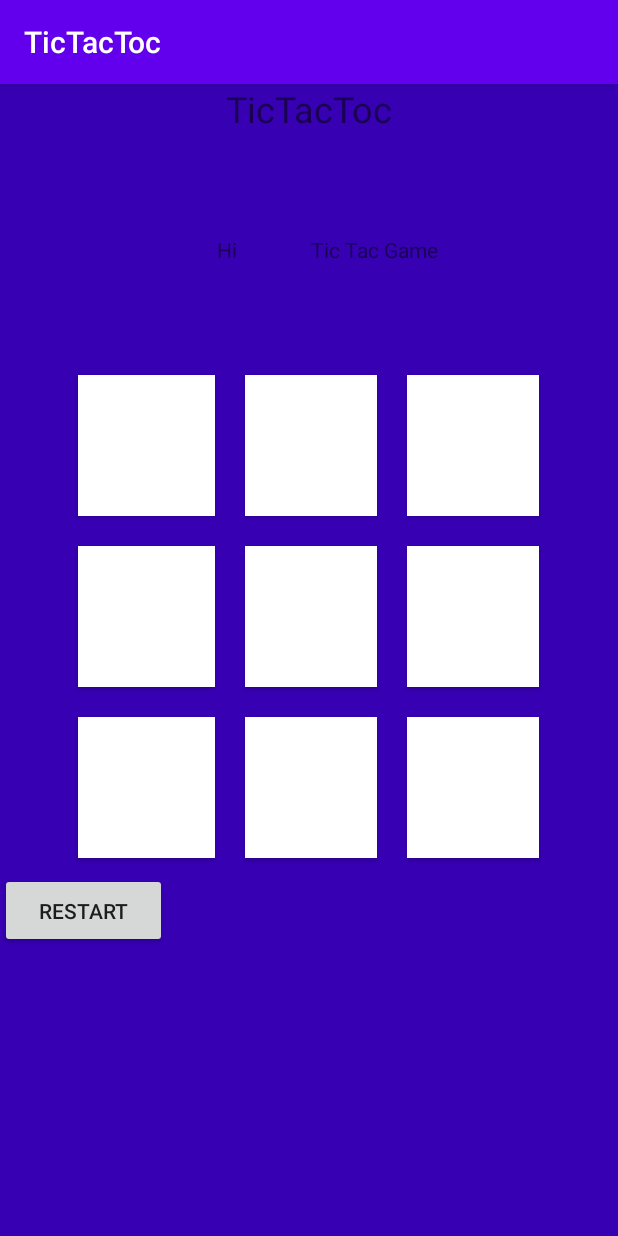
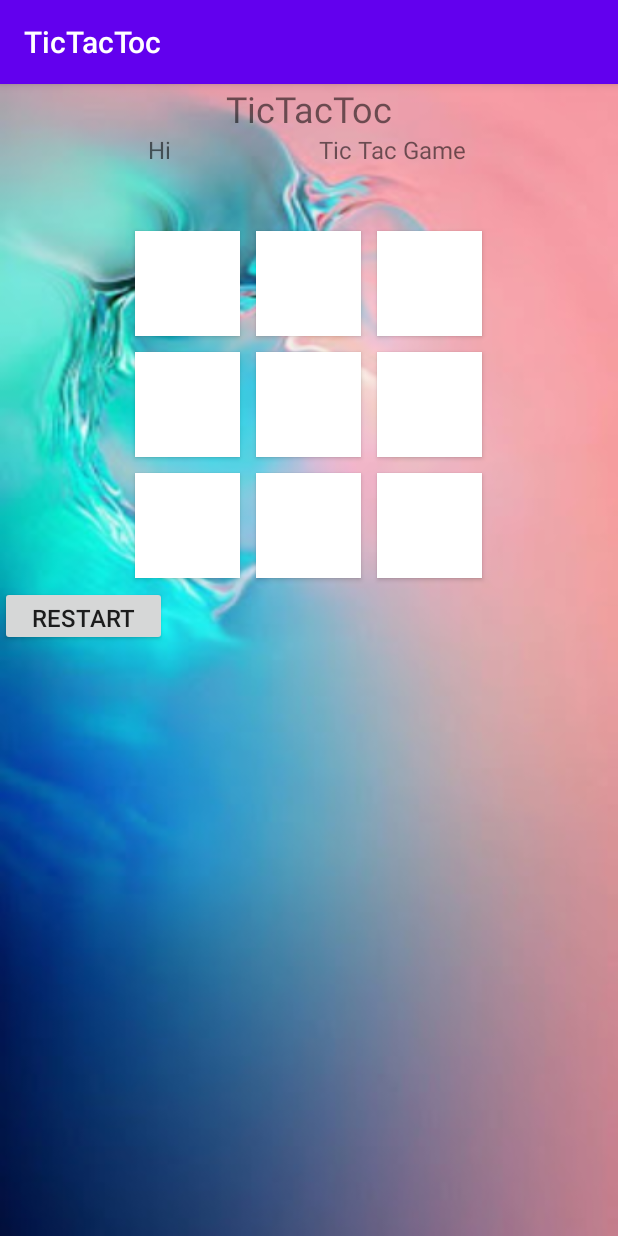
Before and after one commit to mrromuo/TicTacToc, an Android app: the screen it shows after launch (MainActivity), on a phone screen of 412 x 824 dp. Run offline under Robolectric (Android 15) with nearby library versions, the phone set to English and light mode, and no system bars.

Commit message:
landscape is added

```diff
--- /dev/null
+++ b/app/src/main/res/layout-land/activity_main.xml
@@ -0,0 +1,196 @@
+<?xml version="1.0" encoding="utf-8"?>
+<LinearLayout
+    xmlns:android="http://schemas.android.com/apk/res/android"
+    xmlns:tools="http://schemas.android.com/tools"
+    android:id="@+id/tableone"
+    android:layout_width="match_parent"
+    android:layout_height="match_parent"
+    android:background="@drawable/bk07"
+    android:hapticFeedbackEnabled="true"
+    tools:context=".MainActivity"
+    android:orientation="vertical">
+
+    <TableRow
+        android:id="@+id/tbrw0"
+        android:layout_width="match_parent"
+        android:layout_height="wrap_content">
+
+        <TextView
+            android:id="@+id/title1"
+            android:layout_width="match_parent"
+            android:layout_height="wrap_content"
+            android:layout_weight="1"
+            android:gravity="center"
+            android:text="@string/app_name"
+            android:textSize="@dimen/titel_text_size" />
+    </TableRow>
+
+    <LinearLayout
+        android:layout_width="match_parent"
+        android:layout_height="wrap_content"
+        android:gravity="center"
+        android:orientation="horizontal">
+
+        <LinearLayout
+            android:layout_width="match_parent"
+            android:layout_height="match_parent"
+            android:layout_weight="1"
+            android:orientation="vertical">
+
+            <TableRow
+                android:id="@+id/tbrw6"
+                android:layout_width="match_parent"
+                android:layout_height="wrap_content">
+
+                <Button
+                    android:id="@+id/reset"
+                    android:layout_width="wrap_content"
+                    android:layout_height="@dimen/Button_b_hight"
+                    android:textSize="@dimen/sub_text_size"
+                    android:text="@string/restartbutton" />
+
+
+            </TableRow>
+        </LinearLayout>
+
+        <TableLayout
+            android:layout_width="match_parent"
+            android:layout_height="match_parent"
+            android:layout_weight="1"
+            android:gravity="center">
+
+            <TableRow
+                android:id="@+id/tbr2"
+                android:layout_width="match_parent"
+                android:layout_height="match_parent"
+                android:layout_weight="1"
+                android:gravity="center">
+
+                <Button
+                    android:id="@+id/bu1"
+                    android:layout_width="@dimen/Buttom_a_wigth"
+                    android:layout_height="@dimen/Buttom_a_hight"
+                    android:layout_margin="@dimen/Button_a_m"
+                    android:background="#FFFFFF"
+                    android:textAlignment="center"
+                    android:textSize="24sp" />
+
+                <Button
+                    android:id="@+id/bu2"
+                    android:layout_width="@dimen/Buttom_a_wigth"
+                    android:layout_height="@dimen/Buttom_a_hight"
+                    android:layout_margin="@dimen/Button_a_m"
+                    android:background="#FFFFFF"
+                    android:textAlignment="center"
+                    android:textSize="24sp" />
+
+                <Button
+                    android:id="@+id/bu3"
+                    android:layout_width="@dimen/Buttom_a_wigth"
+                    android:layout_height="@dimen/Buttom_a_hight"
+                    android:layout_margin="@dimen/Button_a_m"
+                    android:background="#FFFFFF"
+                    android:textAlignment="center"
+                    android:textSize="24sp" />
+            </TableRow>
+
+            <TableRow
+                android:id="@+id/tbrw3"
+                android:layout_width="match_parent"
+                android:layout_height="match_parent"
+                android:layout_weight="1"
+                android:gravity="center">
+
+                <Button
+                    android:id="@+id/bu4"
+                    android:layout_width="@dimen/Buttom_a_wigth"
+                    android:layout_height="@dimen/Buttom_a_hight"
+                    android:layout_margin="@dimen/Button_a_m"
+                    android:background="#FFFFFF"
+                    android:textAlignment="center"
+                    android:textSize="24sp" />
+
+                <Button
+                    android:id="@+id/bu5"
+                    android:layout_width="@dimen/Buttom_a_wigth"
+                    android:layout_height="@dimen/Buttom_a_hight"
+                    android:layout_margin="@dimen/Button_a_m"
+                    android:background="#FFFFFF"
+                    android:textAlignment="center"
+                    android:textSize="24sp" />
+
+                <Button
+                    android:id="@+id/bu6"
+                    android:layout_width="@dimen/Buttom_a_wigth"
+                    android:layout_height="@dimen/Buttom_a_hight"
+                    android:layout_margin="@dimen/Button_a_m"
+                    android:background="#FFFFFF"
+                    android:textAlignment="center"
+                    android:textSize="24sp" />
+            </TableRow>
+
+            <TableRow
+                android:id="@+id/tbrw4"
+                android:layout_width="@dimen/Buttom_a_wigth"
+                android:layout_height="@dimen/Buttom_a_hight"
+                android:layout_margin="@dimen/Button_a_m"
+                android:gravity="center">
+
+                <Button
+                    android:id="@+id/bu7"
+                    android:layout_width="@dimen/Buttom_a_wigth"
+                    android:layout_height="@dimen/Buttom_a_hight"
+                    android:layout_margin="@dimen/Button_a_m"
+                    android:background="#FFFFFF"
+                    android:textAlignment="center"
+                    android:textSize="24sp" />
+
+                <Button
+                    android:id="@+id/bu8"
+                    android:layout_width="@dimen/Buttom_a_wigth"
+                    android:layout_height="@dimen/Buttom_a_hight"
+                    android:layout_margin="@dimen/Button_a_m"
+                    android:background="#FFFFFF"
+                    android:textAlignment="center"
+                    android:textSize="24sp" />
+
+                <Button
+                    android:id="@+id/bu9"
+                    android:layout_width="@dimen/Buttom_a_wigth"
+                    android:layout_height="@dimen/Buttom_a_hight"
+                    android:layout_margin="@dimen/Button_a_m"
+                    android:background="#FFFFFF"
+                    android:textAlignment="center"
+                    android:textSize="24sp" />
+            </TableRow>
+
+        </TableLayout>
+
+
+    </LinearLayout>
+
+    <TableRow
+        android:id="@+id/tbrw1"
+        android:layout_width="match_parent"
+        android:layout_height="wrap_content"
+        android:gravity="center">
+
+        <TextView
+            android:id="@+id/player2"
+            android:layout_width="match_parent"
+            android:layout_height="60dp"
+            android:layout_weight="1"
+            android:textSize="@dimen/sub_text_size"
+            android:text="@string/winer"
+            android:textAlignment="center" />
+
+        <TextView
+            android:id="@+id/player1"
+            android:layout_width="match_parent"
+            android:layout_height="60dp"
+            android:layout_weight="1"
+            android:textSize="@dimen/sub_text_size"
+            android:text="@string/gamename" />
+    </TableRow>
+
+</LinearLayout>
--- a/app/src/main/res/layout/activity_main.xml
+++ b/app/src/main/res/layout/activity_main.xml
@@ -4,76 +4,84 @@
     android:id="@+id/tableone"
     android:layout_width="match_parent"
     android:layout_height="match_parent"
-    android:orientation="vertical"
-    android:background="@color/colorAccent"
-    android:hapticFeedbackEnabled="false"
-    android:backgroundTint="@color/colorPrimaryDark"
+    android:background="@drawable/bk07"
+    android:hapticFeedbackEnabled="true"
     tools:context=".MainActivity">
 
     <TableRow
         android:id="@+id/tbrw0"
         android:layout_width="match_parent"
-        android:layout_height="wrap_content"
-        android:layout_weight="1">
+        android:layout_height="wrap_content">
 
         <TextView
             android:id="@+id/title1"
             android:layout_width="match_parent"
             android:layout_height="wrap_content"
             android:layout_weight="1"
-            android:textSize="24sp"
             android:gravity="center"
-            android:text="@string/app_name" />
+            android:text="@string/app_name"
+            android:textSize="@dimen/titel_text_size" />
     </TableRow>
 
     <TableRow
         android:id="@+id/tbrw1"
         android:layout_width="match_parent"
-        android:layout_height="match_parent"
-        android:layout_weight="1"
+        android:layout_height="wrap_content"
         android:gravity="center">
 
         <TextView
-            android:id="@+id/winer2"
-            android:layout_width="40dp"
+            android:id="@+id/player2"
+            android:layout_width="match_parent"
             android:layout_height="60dp"
+            android:layout_weight="1"
             android:text="@string/winer"
+            android:textSize="@dimen/sub_text_size"
             android:textAlignment="center" />
 
         <TextView
-            android:id="@+id/winer"
-            android:layout_width="40dp"
+            android:id="@+id/player1"
+            android:layout_width="match_parent"
             android:layout_height="60dp"
+            android:layout_weight="1"
+            android:textSize="@dimen/sub_text_size"
             android:text="@string/gamename" />
     </TableRow>
+
+    <TableLayout
+
+        android:layout_width="match_parent"
+        android:layout_height="wrap_content"
+        android:layout_gravity="center">
 
         <TableRow
             android:id="@+id/tbr2"
             android:layout_width="match_parent"
-        android:layout_height="match_parent"
-        android:layout_weight="1"
+            android:layout_height="wrap_content"
             android:gravity="center">
 
             <Button
                 android:id="@+id/bu1"
-            android:layout_height="match_parent"
-            android:layout_margin="10dp"
+                android:layout_width="@dimen/Buttom_a_wigth"
+                android:layout_height="@dimen/Buttom_a_hight"
+                android:layout_margin="@dimen/Button_a_m"
                 android:background="#FFFFFF"
                 android:textAlignment="center"
                 android:textSize="24sp" />
 
             <Button
                 android:id="@+id/bu2"
-            android:layout_height="match_parent"
-            android:layout_margin="10dp"
+                android:layout_width="@dimen/Buttom_a_wigth"
+                android:layout_height="@dimen/Buttom_a_hight"
+                android:layout_margin="@dimen/Button_a_m"
                 android:background="#FFFFFF"
                 android:textAlignment="center"
                 android:textSize="24sp" />
 
             <Button
                 android:id="@+id/bu3"
-            android:layout_height="match_parent"
-            android:layout_margin="10dp"
+                android:layout_width="@dimen/Buttom_a_wigth"
+                android:layout_height="@dimen/Buttom_a_hight"
+                android:layout_margin="@dimen/Button_a_m"
                 android:background="#FFFFFF"
                 android:textAlignment="center"
                 android:textSize="24sp" />
@@ -83,29 +91,31 @@
             android:id="@+id/tbrw3"
             android:layout_width="match_parent"
             android:layout_height="match_parent"
-        android:layout_weight="1"
             android:gravity="center">
 
             <Button
                 android:id="@+id/bu4"
-            android:layout_height="match_parent"
-            android:layout_margin="10dp"
+                android:layout_width="@dimen/Buttom_a_wigth"
+                android:layout_height="@dimen/Buttom_a_hight"
+                android:layout_margin="@dimen/Button_a_m"
                 android:background="#FFFFFF"
                 android:textAlignment="center"
                 android:textSize="24sp" />
 
             <Button
                 android:id="@+id/bu5"
-            android:layout_height="match_parent"
-            android:layout_margin="10dp"
+                android:layout_width="@dimen/Buttom_a_wigth"
+                android:layout_height="@dimen/Buttom_a_hight"
+                android:layout_margin="@dimen/Button_a_m"
                 android:background="#FFFFFF"
                 android:textAlignment="center"
                 android:textSize="24sp" />
 
             <Button
                 android:id="@+id/bu6"
-            android:layout_height="match_parent"
-            android:layout_margin="10dp"
+                android:layout_width="@dimen/Buttom_a_wigth"
+                android:layout_height="@dimen/Buttom_a_hight"
+                android:layout_margin="@dimen/Button_a_m"
                 android:background="#FFFFFF"
                 android:textAlignment="center"
                 android:textSize="24sp" />
@@ -115,57 +125,56 @@
             android:id="@+id/tbrw4"
             android:layout_width="match_parent"
             android:layout_height="match_parent"
-        android:layout_weight="1"
             android:gravity="center">
 
             <Button
                 android:id="@+id/bu7"
-            android:layout_height="match_parent"
-            android:layout_margin="10dp"
+                android:layout_width="@dimen/Buttom_a_wigth"
+                android:layout_height="@dimen/Buttom_a_hight"
+                android:layout_margin="@dimen/Button_a_m"
                 android:background="#FFFFFF"
                 android:textAlignment="center"
                 android:textSize="24sp" />
 
             <Button
                 android:id="@+id/bu8"
-            android:layout_height="match_parent"
-            android:layout_margin="10dp"
+                android:layout_width="@dimen/Buttom_a_wigth"
+                android:layout_height="@dimen/Buttom_a_hight"
+                android:layout_margin="@dimen/Button_a_m"
                 android:background="#FFFFFF"
                 android:textAlignment="center"
                 android:textSize="24sp" />
 
             <Button
                 android:id="@+id/bu9"
-            android:layout_height="match_parent"
-            android:layout_margin="10dp"
+                android:layout_width="@dimen/Buttom_a_wigth"
+                android:layout_height="@dimen/Buttom_a_hight"
+                android:layout_margin="@dimen/Button_a_m"
                 android:background="#FFFFFF"
                 android:textAlignment="center"
                 android:textSize="24sp" />
+
         </TableRow>
 
+    </TableLayout>
+
+
+
+
+
     <TableRow
-        android:id="@+id/tbrw5"
-        android:layout_width="wrap_content"
-        android:layout_height="150dp"
-        android:layout_weight="1"
-        android:weightSum="4">
+        android:id="@+id/tbrw6"
+        android:layout_width="match_parent"
+        android:layout_height="match_parent"
+        android:layout_weight="1">
 
         <Button
             android:id="@+id/reset"
             android:layout_width="wrap_content"
-            android:layout_height="50dp"
+            android:layout_height="@dimen/Button_b_hight"
+            android:gravity="center"
+            android:textSize="@dimen/sub_text_size"
             android:text="@string/restartbutton" />
-
     </TableRow>
 
-    <TableRow
-        android:id="@+id/tbrw6"
-        android:layout_width="match_parent"
-        android:layout_height="wrap_content"
-        android:layout_weight="1">
-
-        <Space
-            android:layout_height="100dp"
-            android:layout_weight="1" />
-    </TableRow>
 </TableLayout>
--- /dev/null
+++ b/app/src/main/res/values-large/main_dimantion.xml
@@ -0,0 +1,12 @@
+<?xml version="1.0" encoding="utf-8"?>
+<resources>
+    <!--Button enter-->
+    <dimen name="Buttom_a_hight">100dp</dimen>
+    <dimen name="Buttom_a_wigth">100dp</dimen>
+    <dimen name="Button_a_m">5dp</dimen>
+    <dimen name="Button_b_hight">80dp</dimen>
+
+    <!-- text sizes -->
+    <dimen name="titel_text_size">48sp</dimen>
+    <dimen name="sub_text_size">30sp</dimen>
+</resources>
--- a/app/src/main/res/values/main_dimantion.xml
+++ b/app/src/main/res/values/main_dimantion.xml
@@ -2,9 +2,13 @@
 <resources>
 
     <!--Button enter-->
-    <dimen name="Buttom_a_hight">50dp</dimen>
-    <dimen name="Buttom_a_wigth">50dp</dimen>
-    <dimen name="Button_a_m">4dp</dimen>
+    <dimen name="Buttom_a_hight">70dp</dimen>
+    <dimen name="Buttom_a_wigth">70dp</dimen>
+    <dimen name="Button_a_m">5dp</dimen>
+    <dimen name="Button_b_hight">40dp</dimen>
 
+    <!-- text sizes -->
+    <dimen name="titel_text_size">24sp</dimen>
+    <dimen name="sub_text_size">16sp</dimen>
 
 </resources>
```
Lines whose indentation alone changed are shown as unchanged.
